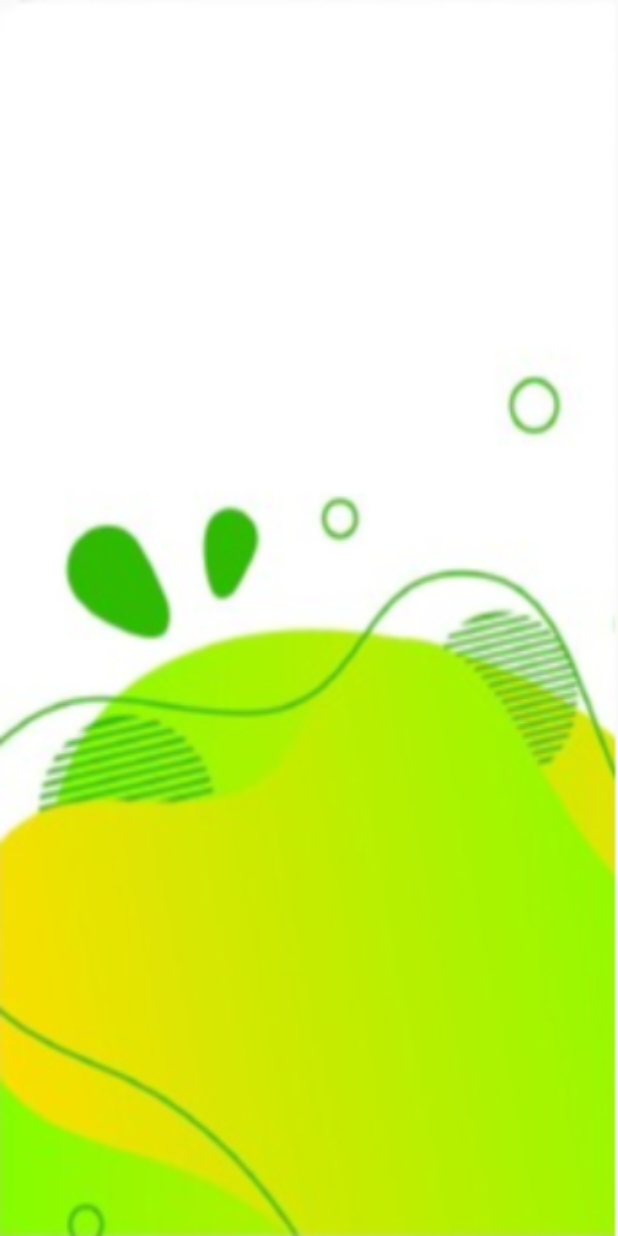
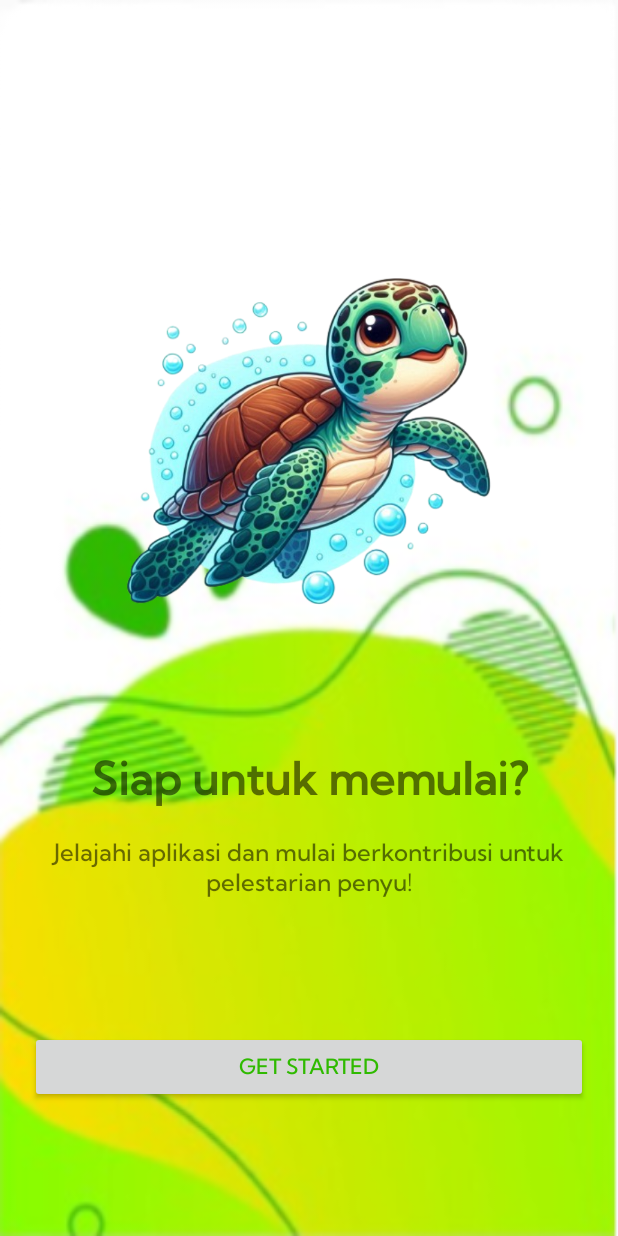
Before and after one commit to zani22ef/TA-PM1-22DX-MMC, an Android app: the fragment FifthScreenFragment shown on its own in the app's theme, on a phone screen of 412 x 824 dp. Run offline under Robolectric (Android 15) with nearby library versions, the phone set to English and light mode, and no system bars.

Commit message:
heru: set isi konten FifthScreenFragment (Onboarding Tampilan Terakhir/GetStarted)

```diff
--- a/Program/app/src/main/res/layout/fragment_fifth_screen.xml
+++ b/Program/app/src/main/res/layout/fragment_fifth_screen.xml
@@ -3,9 +3,58 @@
     xmlns:tools="http://schemas.android.com/tools"
     android:layout_width="match_parent"
     android:layout_height="match_parent"
+    xmlns:app="http://schemas.android.com/apk/res-auto"
     android:background="@drawable/bgd_onboarding"
     tools:context=".onboarding.screens.FifthScreenFragment">
 
+    <ImageView
+        android:id="@+id/imageView5"
+        android:layout_width="300dp"
+        android:layout_height="300dp"
+        android:layout_marginTop="150dp"
+        android:src="@drawable/fifthscreenimg"
+        app:layout_constraintEnd_toEndOf="parent"
+        app:layout_constraintStart_toStartOf="parent"
+        app:layout_constraintTop_toTopOf="parent" />
 
+    <TextView
+        android:id="@+id/title5"
+        android:layout_width="wrap_content"
+        android:layout_height="wrap_content"
+        android:layout_marginTop="50dp"
+        android:text="Siap untuk memulai?"
+        android:textAlignment="center"
+        android:textSize="30sp"
+        android:textStyle="bold"
+        app:layout_constraintEnd_toEndOf="parent"
+        app:layout_constraintStart_toStartOf="parent"
+        app:layout_constraintTop_toBottomOf="@+id/imageView5" />
+
+    <TextView
+        android:id="@+id/description5"
+        android:layout_width="400dp"
+        android:layout_height="wrap_content"
+        android:layout_marginStart="50dp"
+        android:layout_marginTop="20dp"
+        android:layout_marginEnd="50dp"
+        android:gravity="center"
+        android:text="Jelajahi aplikasi dan mulai berkontribusi untuk pelestarian penyu!"
+        android:textSize="16sp"
+        app:layout_constraintEnd_toEndOf="parent"
+        app:layout_constraintStart_toStartOf="parent"
+        app:layout_constraintTop_toBottomOf="@+id/title5" />
+
+    <Button
+        android:id="@+id/btn_getStarted"
+        android:layout_width="match_parent"
+        android:layout_height="wrap_content"
+        android:layout_marginStart="20dp"
+        android:layout_marginEnd="20dp"
+        android:textColor="@color/hijau"
+        android:text="Get Started"
+        app:layout_constraintBottom_toBottomOf="parent"
+        app:layout_constraintEnd_toEndOf="parent"
+        app:layout_constraintStart_toStartOf="parent"
+        app:layout_constraintTop_toBottomOf="@+id/description5"/>
 
 </androidx.constraintlayout.widget.ConstraintLayout>
```
